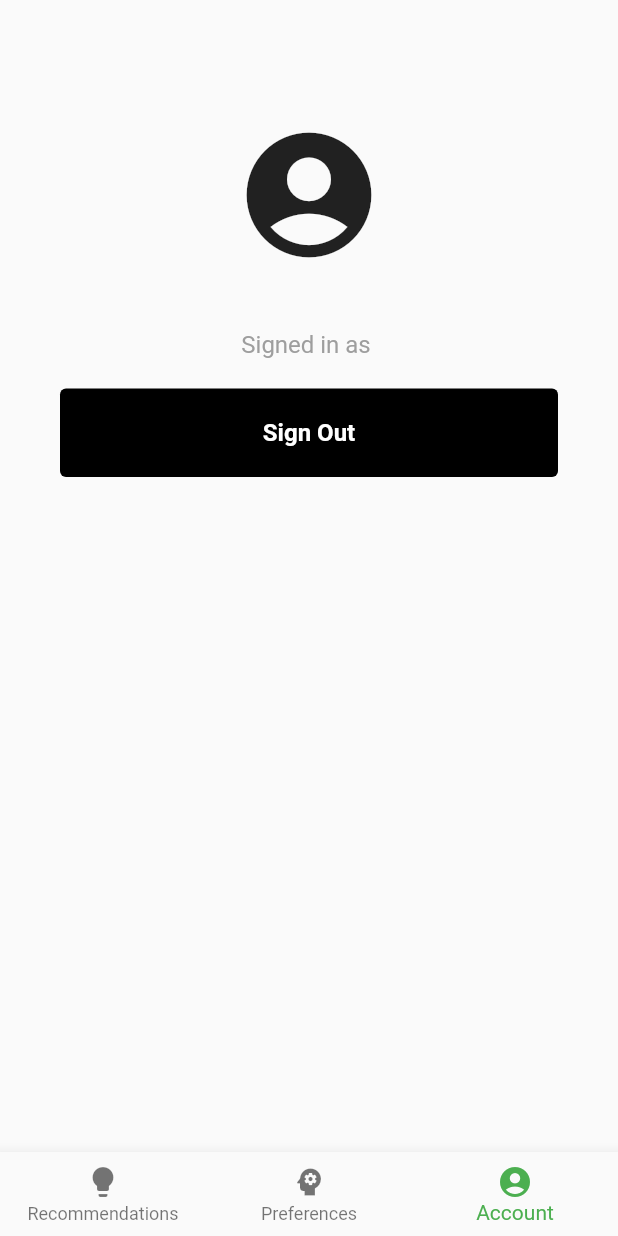
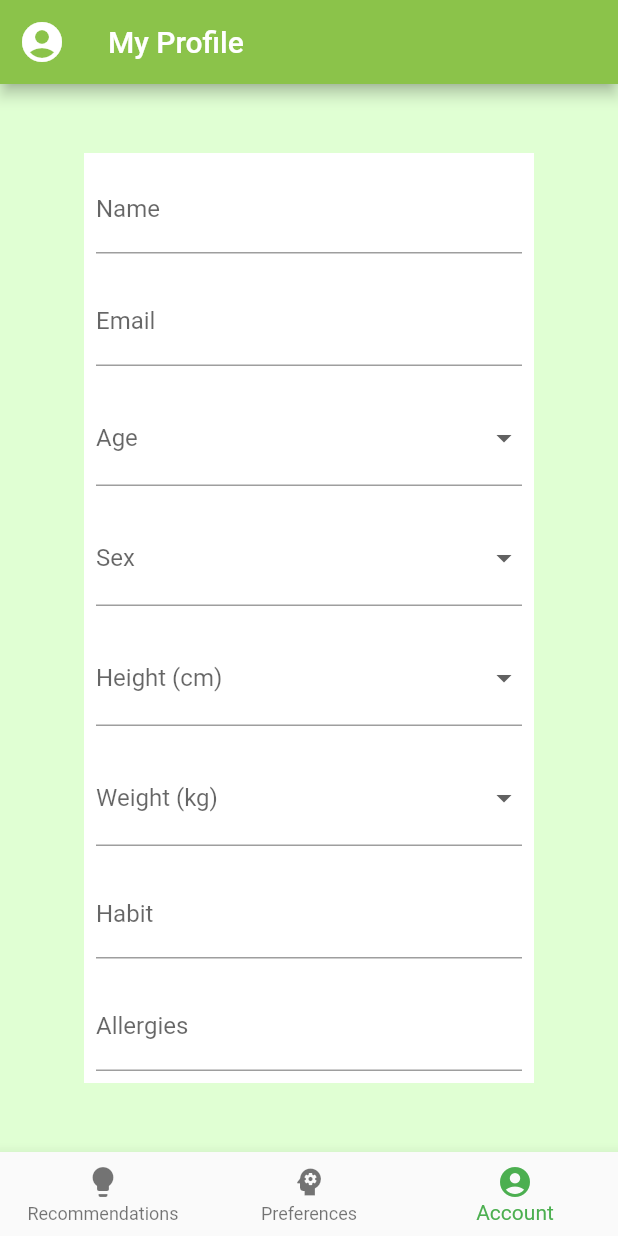
Before and after one commit to nathan-wick/nutrition-ai, a Flutter app: the screen it shows once a user with an empty profile is signed in, item 3 of the bottom bar chosen, on a phone screen of 412 x 824 dp. Run offline on Flutter 3.47's test engine with Material 2 defaults, Android fonts, the phone set to English and light mode, and no system bars; our stand-ins replace firebase_auth, firebase_core, google_sign_in; accounts and stored records are empty; network calls fail.

Commit message:
Added Account Details View (#48)
* Added Background style and title to account view

* Added Background style and title to account view

* Added input fields

* Added icons and padding

* Updated form color

```diff
--- a/nutrition_ai/lib/screens/authenticated/account.dart
+++ b/nutrition_ai/lib/screens/authenticated/account.dart
@@ -1,13 +1,12 @@
 import 'package:firebase_auth/firebase_auth.dart';
 import 'package:flutter/material.dart';
-
-import '../../widgets/my_button.dart';
+// import '../../widgets/my_button.dart'; // Make sure you have this widget imported if you plan to use it.
 
 class Account extends StatefulWidget {
-  const Account({super.key});
+  const Account({Key? key}) : super(key: key);
 
   @override
-  State<Account> createState() => _AccountState();
+  _AccountState createState() => _AccountState();
 }
 
 class _AccountState extends State<Account> {
@@ -17,33 +16,100 @@ class _AccountState extends State<Account> {
     FirebaseAuth.instance.signOut();
   }
 
+  TextEditingController myController = TextEditingController();
+
   @override
   Widget build(BuildContext context) {
-    return Scaffold(
-      body: SafeArea(
-        child: Center(
-          child: Column(
-            mainAxisAlignment: MainAxisAlignment.start,
-            children: [
-              const SizedBox(height: 80),
-              const Icon(
-                Icons.account_circle,
-                size: 100,
-              ),
-              const SizedBox(height: 40),
-              Text(
-                'Signed in as ${user.email}',
-                style: const TextStyle(
-                  color: Colors.grey,
-                  fontSize: 16,
+    return MaterialApp(
+      debugShowCheckedModeBanner: false,
+      home: Scaffold(
+        backgroundColor: Color.fromARGB(255, 224, 255, 211),
+        appBar: AppBar(
+          title: Text("My Profile"),
+          backgroundColor: Colors.lightGreen,
+          leading: Icon(
+            Icons.account_circle,
+            size: 32.0,
+          ),
+        ),
+        body: Center(
+          child: Container(
+            height: 620.0,
+            width: 300.0,
+            color: const Color.fromARGB(255, 255, 255, 255),
+            child: Column(
+              children: <Widget>[
+                Padding(
+                  padding: const EdgeInsets.all(8.0),
+                  child: TextFormField(
+                    decoration: InputDecoration(labelText: 'Name'),
+                  ),
                 ),
-              ),
-              const SizedBox(height: 20),
-              MyButton(
-                onTap: signOut,
-                message: 'Sign Out',
-              ),
-            ],
+                Padding(
+                  padding: const EdgeInsets.all(8.0),
+                  child: TextFormField(
+                    decoration: InputDecoration(labelText: 'Email'),
+                    keyboardType: TextInputType.emailAddress,
+                  ),
+                ),
+                Padding(
+                  padding: const EdgeInsets.all(8.0),
+                  child:DropdownButtonFormField(
+                  decoration: InputDecoration(labelText: 'Age'),
+                  items: List.generate(100, (index) => index + 1)
+                      .map((e) => DropdownMenuItem(
+                          value: e.toString(), child: Text(e.toString())))
+                      .toList(),
+                  onChanged: (value) {},
+                ),
+                ),
+                Padding(
+                  padding: const EdgeInsets.all(8.0),
+                  child: DropdownButtonFormField(
+                    decoration: InputDecoration(labelText: 'Sex'),
+                    items: [
+                      DropdownMenuItem(child: Text("Male"), value: "Male"),
+                      DropdownMenuItem(child: Text("Female"), value: "Female"),
+                    ],
+                    onChanged: (value) {},
+                  ),
+                ),
+                Padding(
+                  padding: const EdgeInsets.all(8.0),
+                  child: DropdownButtonFormField(
+                    decoration: InputDecoration(labelText: 'Height (cm)'),
+                    items: List.generate(251, (index) => index + 50)
+                        .map((e) => DropdownMenuItem(
+                            value: e.toString(), child: Text(e.toString())))
+                        .toList(),
+                    onChanged: (value) {},
+                  ),
+                ),
+                Padding(
+                  padding: const EdgeInsets.all(8.0),
+                  child: DropdownButtonFormField(
+                    decoration: InputDecoration(labelText: 'Weight (kg)'),
+                    items: List.generate(151, (index) => index + 40)
+                        .map((e) => DropdownMenuItem(
+                            value: e.toString(), child: Text(e.toString())))
+                        .toList(),
+                    onChanged: (value) {},
+                  ),
+                ),
+                Padding(
+                  padding: const EdgeInsets.all(8.0),
+                  child: TextFormField(
+                    decoration: InputDecoration(labelText: 'Habit'),
+                  ),
+                ),
+                Padding(
+                  padding: const EdgeInsets.all(8.0),
+                  child: TextFormField(
+                    decoration: InputDecoration(labelText: 'Allergies'),
+                  ),
+                ),
+              ],
+            ),
           ),
         ),
       ),
```
Also changed, not shown: 3 other files.
